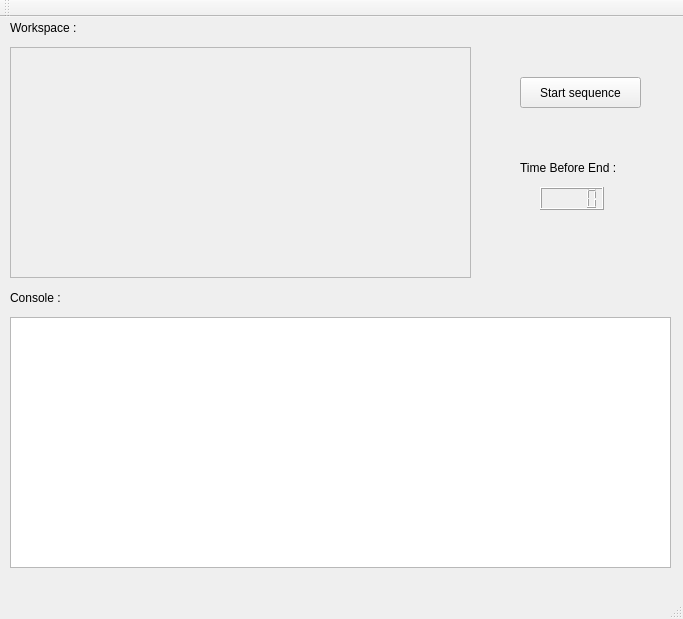
Before: the Qt Designer form app/src/basestation/ui/mainwindow.ui in francisvalois/design3, drawn with Qt 5.
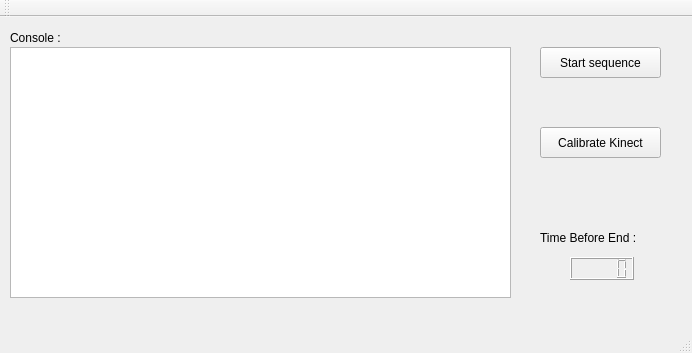
After: the same form once the commit is applied.

Diff of the .ui file:
```diff
--- a/app/src/basestation/ui/mainwindow.ui
+++ b/app/src/basestation/ui/mainwindow.ui
@@ -6,8 +6,8 @@
    <rect>
     <x>0</x>
     <y>0</y>
-    <width>683</width>
-    <height>619</height>
+    <width>692</width>
+    <height>353</height>
    </rect>
   </property>
   <property name="windowTitle">
@@ -17,8 +17,8 @@
    <widget class="QPushButton" name="StartSequenceButton">
     <property name="geometry">
      <rect>
-      <x>520</x>
-      <y>60</y>
+      <x>540</x>
+      <y>30</y>
       <width>121</width>
       <height>31</height>
      </rect>
@@ -27,27 +27,11 @@
      <string>Start sequence</string>
     </property>
    </widget>
-   <widget class="QFrame" name="frame">
-    <property name="geometry">
-     <rect>
-      <x>10</x>
-      <y>30</y>
-      <width>461</width>
-      <height>231</height>
-     </rect>
-    </property>
-    <property name="frameShape">
-     <enum>QFrame::StyledPanel</enum>
-    </property>
-    <property name="frameShadow">
-     <enum>QFrame::Raised</enum>
-    </property>
-   </widget>
    <widget class="QLCDNumber" name="TimeBeforeEnd">
     <property name="geometry">
      <rect>
-      <x>540</x>
-      <y>170</y>
+      <x>570</x>
+      <y>240</y>
       <width>64</width>
       <height>23</height>
      </rect>
@@ -56,8 +40,8 @@
    <widget class="QLabel" name="label">
     <property name="geometry">
      <rect>
-      <x>520</x>
-      <y>140</y>
+      <x>540</x>
+      <y>210</y>
       <width>121</width>
       <height>21</height>
      </rect>
@@ -70,8 +54,8 @@
     <property name="geometry">
      <rect>
       <x>10</x>
-      <y>300</y>
-      <width>661</width>
+      <y>30</y>
+      <width>501</width>
       <height>251</height>
      </rect>
     </property>
@@ -80,7 +64,7 @@
     <property name="geometry">
      <rect>
       <x>10</x>
-      <y>270</y>
+      <y>10</y>
       <width>121</width>
       <height>21</height>
      </rect>
@@ -89,17 +73,17 @@
      <string>Console :</string>
     </property>
    </widget>
-   <widget class="QLabel" name="label_3">
+   <widget class="QPushButton" name="calibrateKinectButton">
     <property name="geometry">
      <rect>
-      <x>10</x>
-      <y>0</y>
+      <x>540</x>
+      <y>110</y>
       <width>121</width>
-      <height>21</height>
+      <height>31</height>
      </rect>
     </property>
     <property name="text">
-     <string>Workspace :</string>
+     <string>Calibrate Kinect</string>
     </property>
    </widget>
   </widget>
```
Left out of the diff: 2 changed lines with no effect on the pictures.
